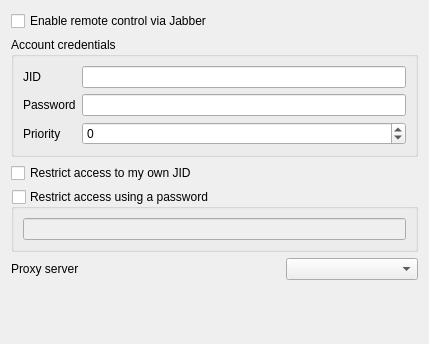
Old version of the form remote/SettingsJabberForm.ui in the repository LubosD/fatrat.
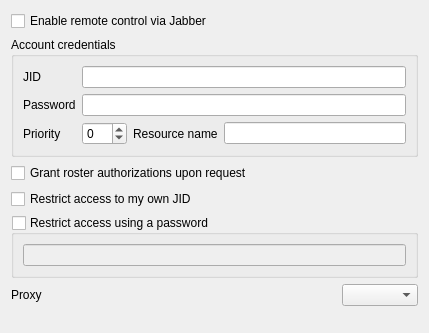
New version of the form.

Commit message: RSS has support for TV series Several tiny Jabber improvements

Patch:
```diff
--- a/remote/SettingsJabberForm.ui
+++ b/remote/SettingsJabberForm.ui
@@ -6,7 +6,7 @@
     <x>0</x>
     <y>0</y>
     <width>429</width>
-    <height>344</height>
+    <height>333</height>
    </rect>
   </property>
   <layout class="QGridLayout" >
@@ -30,7 +30,7 @@
         </property>
        </widget>
       </item>
-      <item row="0" column="1" >
+      <item row="0" column="1" colspan="3" >
        <widget class="QLineEdit" name="lineJID" />
       </item>
       <item row="1" column="0" >
@@ -40,7 +40,7 @@
         </property>
        </widget>
       </item>
-      <item row="1" column="1" >
+      <item row="1" column="1" colspan="3" >
        <widget class="QLineEdit" name="linePassword" >
         <property name="echoMode" >
          <enum>QLineEdit::Password</enum>
@@ -61,17 +61,34 @@
         </property>
        </widget>
       </item>
+      <item row="2" column="2" >
+       <widget class="QLabel" name="label_5" >
+        <property name="text" >
+         <string>Resource name</string>
+        </property>
+       </widget>
+      </item>
+      <item row="2" column="3" >
+       <widget class="QLineEdit" name="lineResource" />
+      </item>
      </layout>
     </widget>
    </item>
-   <item row="2" column="0" colspan="3" >
+   <item row="2" column="0" >
+    <widget class="QCheckBox" name="checkAutoAuth" >
+     <property name="text" >
+      <string>Grant roster authorizations upon request</string>
+     </property>
+    </widget>
+   </item>
+   <item row="3" column="0" colspan="3" >
     <widget class="QCheckBox" name="checkRestrictSelf" >
      <property name="text" >
       <string>Restrict access to my own JID</string>
      </property>
     </widget>
    </item>
-   <item row="3" column="0" colspan="3" >
+   <item row="4" column="0" colspan="3" >
     <widget class="QGroupBox" name="groupRestrictPassword" >
      <property name="title" >
       <string>Restrict access using a password</string>
@@ -93,17 +110,17 @@
      </layout>
     </widget>
    </item>
-   <item row="4" column="0" >
+   <item row="5" column="0" >
     <widget class="QLabel" name="label_4" >
      <property name="text" >
-      <string>Proxy server</string>
+      <string>Proxy</string>
      </property>
     </widget>
    </item>
-   <item row="4" column="2" >
+   <item row="5" column="2" >
     <widget class="QComboBox" name="comboProxy" />
    </item>
-   <item row="5" column="1" >
+   <item row="6" column="1" >
     <spacer>
      <property name="orientation" >
       <enum>Qt::Vertical</enum>
```
The commit also changes 21 other files.
